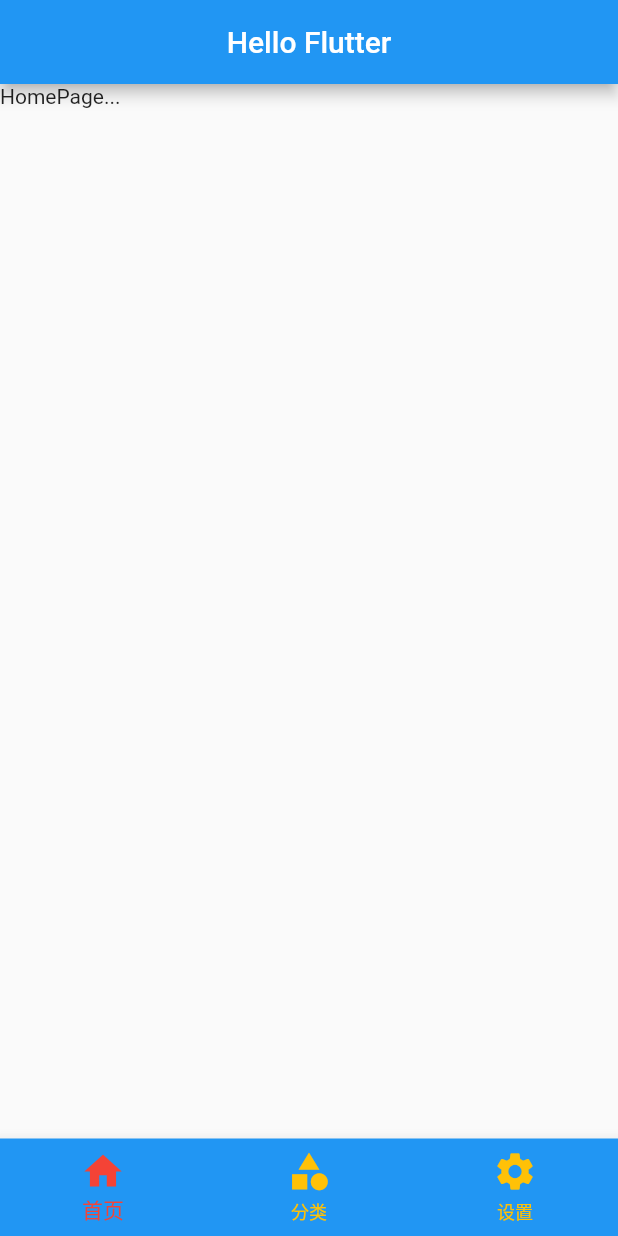
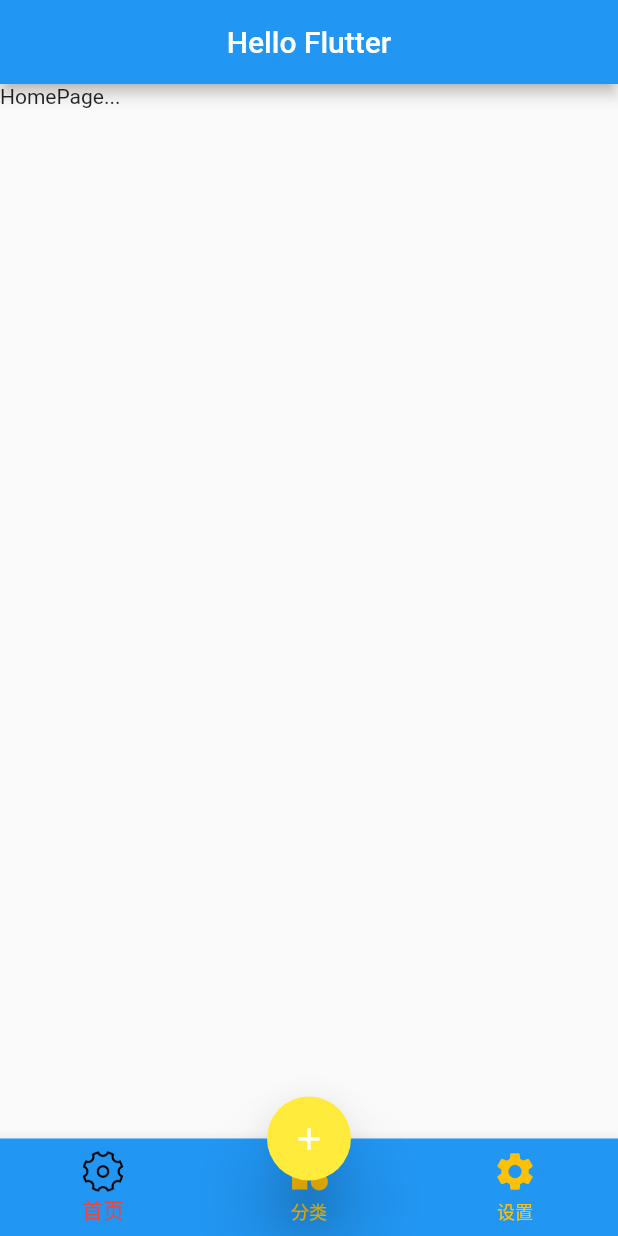
Before and after one commit to huxiaozhu/FlutterDemo, a Flutter app: the MainPage screen opened directly, on a phone screen of 412 x 824 dp. Run offline on Flutter 3.47's test engine with Material 2 defaults, Android fonts, the phone set to English and light mode, and no system bars; our stand-ins replace flutter_swiper, fluttertoast.

```diff
--- a/lib/MyString.dart
+++ b/lib/MyString.dart
@@ -1,4 +1,6 @@
 class MyString{
   static final String appTitle = "Hello Flutter";
+  static final String routesMain = "/mian";
+  static final String routesGuide = "/guide";
 
 }
--- a/lib/page/MainPage.dart
+++ b/lib/page/MainPage.dart
@@ -1,5 +1,6 @@
 import 'package:demo/MyString.dart';
 import 'package:flutter/material.dart';
+import 'package:fluttertoast/fluttertoast.dart';
 
 import 'CategoryPage.dart';
 import 'HomePage.dart';
@@ -24,8 +25,8 @@ class MyTabState extends State<MainPage> {
       ),
       body: this.listTabs[this.currentIndex],
       bottomNavigationBar: initButtom(),
-      // floatingActionButton: initActionButton(),
-      // floatingActionButtonLocation: FloatingActionButtonLocation.centerDocked,
+      floatingActionButton: initActionButton(context),
+      floatingActionButtonLocation: FloatingActionButtonLocation.centerDocked,
     );
   }
 
@@ -50,7 +51,16 @@ class MyTabState extends State<MainPage> {
     },
     items: [
       BottomNavigationBarItem(
-        icon: Icon(Icons.home),
+        icon: Image.asset(
+            "images/home.png",
+          width: 30,
+          height: 30,
+        ),
+        activeIcon: Image.asset(
+          "images/setting.png",
+          width: 30,
+          height: 30,
+        ),
         label: "首页"
       ),
       BottomNavigationBarItem(
@@ -65,7 +75,13 @@ class MyTabState extends State<MainPage> {
   );
 }
 
-initActionButton() =>FloatingActionButton(
+initActionButton(BuildContext context) =>FloatingActionButton(
+  shape: CircleBorder(),
+  elevation: 20,
   backgroundColor: Colors.yellow,
-  child: Text("赞"),
+  tooltip: "赞",
+  child: const Icon(Icons.add),
+  onPressed: (){
+    Fluttertoast.showToast(msg: "赞");
+  },
 );
```
Also changed, not shown: lib/main.dart (+11 -2 lines), lib/page/guide/GuidePage.dart (added, +53 -0 lines), lib/page/preview/PreviewPage.dart (added, +34 -0 lines), pubspec.yaml (+6 -1 lines), images/category.png (renamed from assets/category.png), images/home.png (renamed from assets/home.png), images/pic1.png (added), images/pic2.png (added), images/pic3.png (added), images/setting.png (renamed from assets/setting.png), images/splash.png (added), 1 other file.
